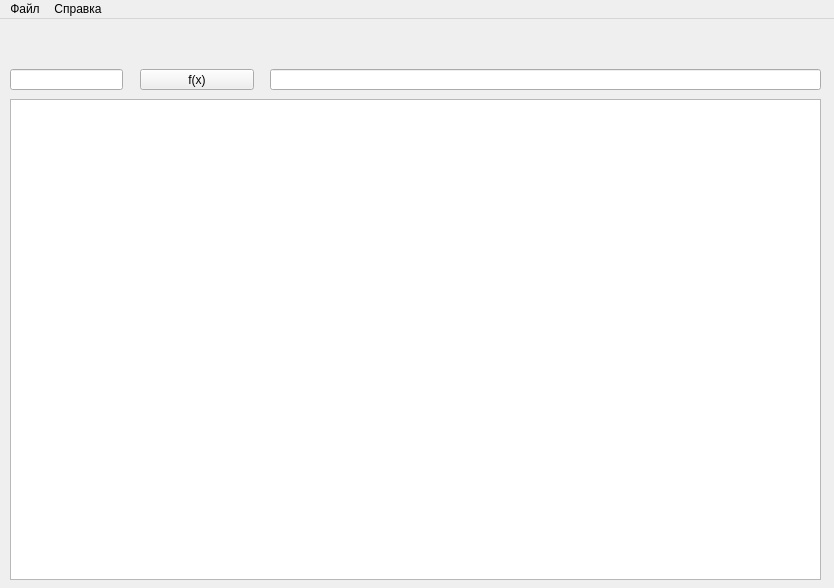
This is IT/EXCELRGR/mainwindow.ui in dimones/DimonesLabs as Qt 5 draws it before an edit. The edited form follows.
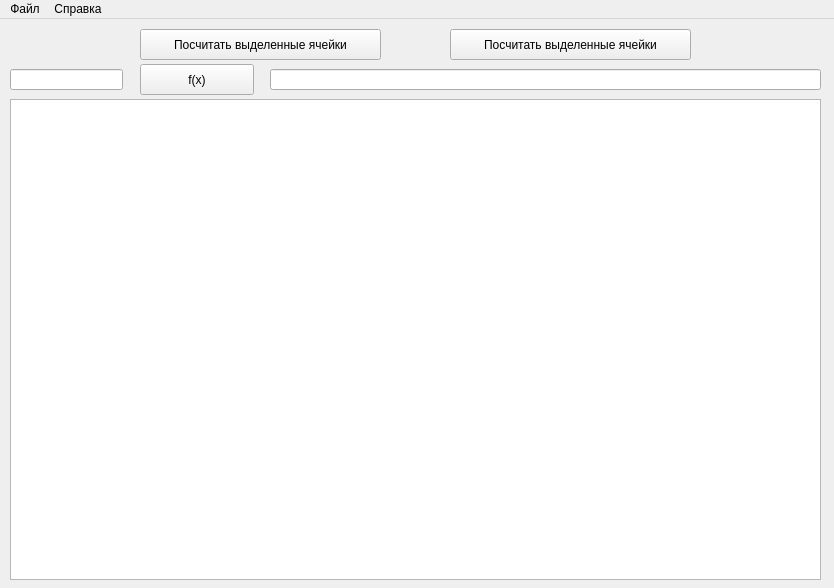
This is the edited form. Icons and pictures are not drawn.

Patch:
```diff
--- a/IT/EXCELRGR/mainwindow.ui
+++ b/IT/EXCELRGR/mainwindow.ui
@@ -60,9 +60,9 @@
     <property name="geometry">
      <rect>
       <x>140</x>
-      <y>50</y>
+      <y>45</y>
       <width>114</width>
-      <height>21</height>
+      <height>31</height>
      </rect>
     </property>
     <property name="text">
@@ -147,6 +147,51 @@
      <bool>true</bool>
     </property>
    </widget>
+   <widget class="QPushButton" name="runAll">
+    <property name="geometry">
+     <rect>
+      <x>140</x>
+      <y>10</y>
+      <width>241</width>
+      <height>31</height>
+     </rect>
+    </property>
+    <property name="text">
+     <string>Посчитать выделенные ячейки</string>
+    </property>
+    <property name="flat">
+     <bool>false</bool>
+    </property>
+   </widget>
+   <widget class="QLabel" name="time">
+    <property name="geometry">
+     <rect>
+      <x>390</x>
+      <y>10</y>
+      <width>431</width>
+      <height>31</height>
+     </rect>
+    </property>
+    <property name="text">
+     <string/>
+    </property>
+   </widget>
+   <widget class="QPushButton" name="runAll_2">
+    <property name="geometry">
+     <rect>
+      <x>450</x>
+      <y>10</y>
+      <width>241</width>
+      <height>31</height>
+     </rect>
+    </property>
+    <property name="text">
+     <string>Посчитать выделенные ячейки</string>
+    </property>
+    <property name="flat">
+     <bool>false</bool>
+    </property>
+   </widget>
   </widget>
   <widget class="QMenuBar" name="menuBar">
    <property name="geometry">
```
